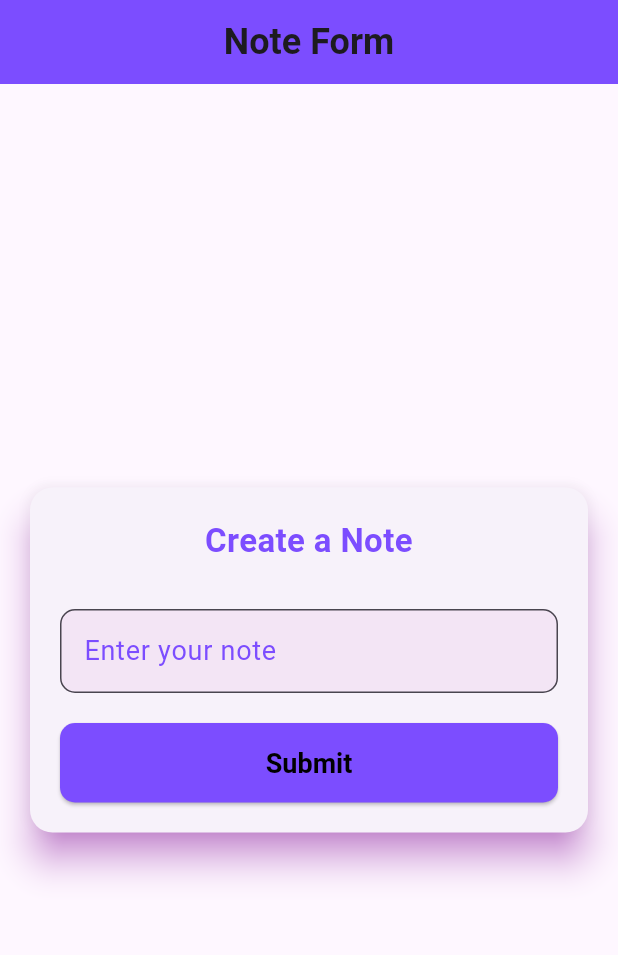
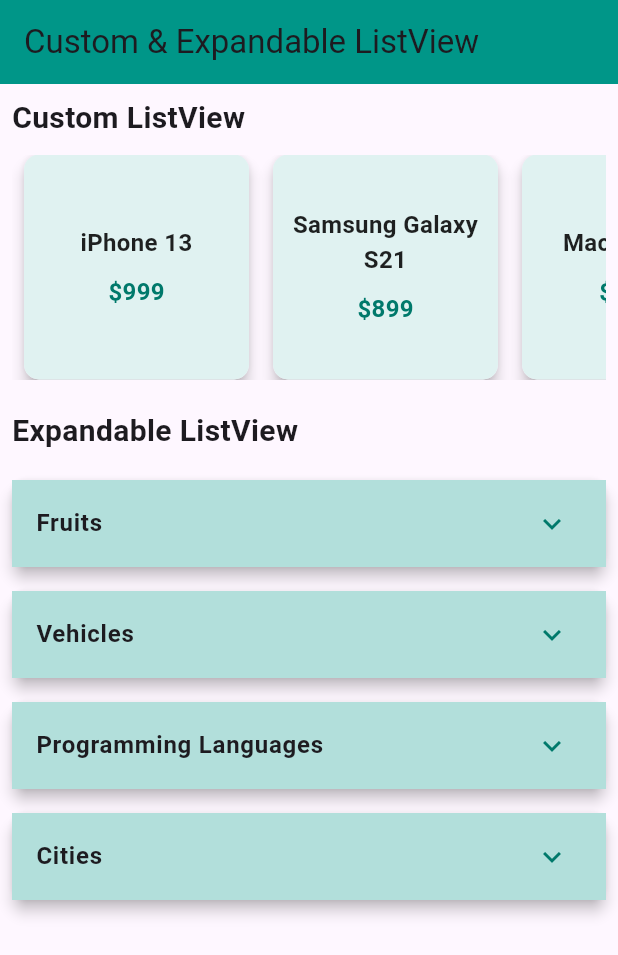
Before and after one commit to riyad-from-space/assignment, a Flutter app: the screen it shows after launch, on a phone screen of 412 x 824 dp. Shown: the top 955 px of the screen. Run offline on Flutter 3.47's test engine with Material 3 defaults, Android fonts, the phone set to English and light mode, and no system bars; our stand-ins replace flutter_rating_bar, fluttertoast.

Commit message:
assignment 4

```diff
--- a/lib/assignment_1/assignment_1.dart
+++ b/lib/assignment_1/assignment_1.dart
@@ -105,7 +105,7 @@ class _MyHomePageState extends State<FirstAssignment> {
             ),
             SizedBox(height: 30),
 
-            // Customized Button with gradient
+
             Center(
               child: ElevatedButton(
                 onPressed: () {
--- /dev/null
+++ b/lib/assignment_4/assignment_4.dart
@@ -0,0 +1,149 @@
+import 'package:flutter/material.dart';
+
+class CustomAndExpandableListView extends StatelessWidget {
+  const CustomAndExpandableListView({Key? key}) : super(key: key);
+
+  @override
+  Widget build(BuildContext context) {
+    return Scaffold(
+      appBar: AppBar(
+        backgroundColor: Colors.teal,
+        title: const Text('Custom & Expandable ListView'),
+      ),
+      body: Padding(
+        padding: const EdgeInsets.all(8.0),
+        child: ListView(
+          children: [
+            const Text(
+              'Custom ListView',
+              style: TextStyle(fontSize: 20, fontWeight: FontWeight.bold),
+            ),
+            const SizedBox(height: 10),
+            _buildCustomListView(),
+            const SizedBox(height: 20),
+            const Text(
+              'Expandable ListView',
+              style: TextStyle(fontSize: 20, fontWeight: FontWeight.bold),
+            ),
+            const SizedBox(height: 10),
+            _buildExpandableListView(),
+          ],
+        ),
+      ),
+    );
+  }
+
+  Widget _buildCustomListView() {
+    final List<Map<String, String>> products = [
+      {'title': 'iPhone 13', 'price': '\$999'},
+      {'title': 'Samsung Galaxy S21', 'price': '\$899'},
+      {'title': 'MacBook Air', 'price': '\$1099'},
+      {'title': 'Apple Watch', 'price': '\$399'},
+      {'title': 'Sony Headphones', 'price': '\$299'},
+    ];
+
+    return SizedBox(
+      height: 150,
+      child: ListView.builder(
+        scrollDirection: Axis.horizontal,
+        itemCount: products.length,
+        itemBuilder: (context, index) {
+          return Card(
+            margin: const EdgeInsets.symmetric(horizontal: 8),
+            shape: RoundedRectangleBorder(
+              borderRadius: BorderRadius.circular(10),
+            ),
+            elevation: 4,
+            child: Container(
+              width: 150,
+              decoration: BoxDecoration(
+                borderRadius: BorderRadius.circular(10),
+                color: Colors.teal.shade50,
+              ),
+              child: Column(
+                mainAxisAlignment: MainAxisAlignment.center,
+                children: [
+                  Text(
+                    products[index]['title']!,
+                    textAlign: TextAlign.center,
+                    style: const TextStyle(
+                      fontWeight: FontWeight.bold,
+                      fontSize: 16,
+                      color: Colors.black87,
+                    ),
+                  ),
+                  const SizedBox(height: 10),
+                  Text(
+                    products[index]['price']!,
+                    style: TextStyle(
+                      fontWeight: FontWeight.bold,
+                      fontSize: 16,
+                      color: Colors.teal.shade700,
+                    ),
+                  ),
+                ],
+              ),
+            ),
+          );
+        },
+      ),
+    );
+  }
+
+  Widget _buildExpandableListView() {
+    final List<Map<String, dynamic>> categories = [
+      {
+        'header': 'Fruits',
+        'items': ['Apple', 'Banana', 'Mango', 'Grapes', 'Orange']
+      },
+      {
+        'header': 'Vehicles',
+        'items': ['Car', 'Motorbike', 'Bicycle', 'Truck']
+      },
+      {
+        'header': 'Programming Languages',
+        'items': ['Dart', 'Python', 'JavaScript', 'Java', 'C++']
+      },
+      {
+        'header': 'Cities',
+        'items': ['New York', 'Paris', 'Tokyo', 'Dhaka', 'Sydney']
+      },
+    ];
+
+    return ListView.builder(
+      shrinkWrap: true,
+      physics: const NeverScrollableScrollPhysics(),
+      itemCount: categories.length,
+      itemBuilder: (context, index) {
+        return Card(
+          margin: const EdgeInsets.symmetric(vertical: 8),
+          elevation: 4,
+          shape: RoundedRectangleBorder(
+            borderRadius: BorderRadius.circular(10),
+          ),
+          child: ExpansionTile(
+            backgroundColor: Colors.teal.shade50,
+            collapsedBackgroundColor: Colors.teal.shade100,
+            iconColor: Colors.teal,
+            collapsedIconColor: Colors.teal.shade700,
+            title: Text(
+              categories[index]['header'],
+              style: const TextStyle(fontWeight: FontWeight.bold),
+            ),
+            children: (categories[index]['items'] as List<String>)
+                .map(
+                  (item) => ListTile(
+                leading: Icon(
+                  Icons.label,
+                  color: Colors.teal.shade400,
+                ),
+                title: Text(item),
+              ),
+            )
+                .toList(),
+          ),
+        );
+      },
+    );
+  }
+}
--- a/lib/main.dart
+++ b/lib/main.dart
@@ -1,8 +1,10 @@
+import 'package:assignment_1/lab_test_one/login_page.dart';
 import 'package:flutter/material.dart';
 
 import 'assignment_1/assignment_1.dart';
 import 'assignment_2/assignment_2.dart';
 import 'assignment_3/assignment_3.dart';
+import 'assignment_4/assignment_4.dart';
 
 
 void main() {
@@ -18,7 +20,7 @@ class MyApp extends StatelessWidget {
 
         primarySwatch: Colors.blue,
       ),
-      home: Assignment3(),
+      home: CustomAndExpandableListView(),
     );
   }
 }
```
Also changed, not shown: lib/lab_test_one/login_page.dart (added, +225 -0 lines).
